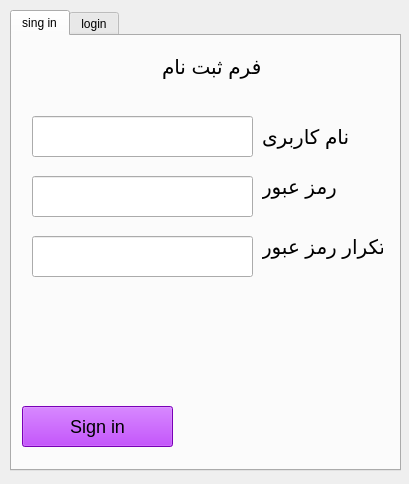
ehsan-esf0/Qt-Game, file Ui/loginpage.ui: the form before one commit.
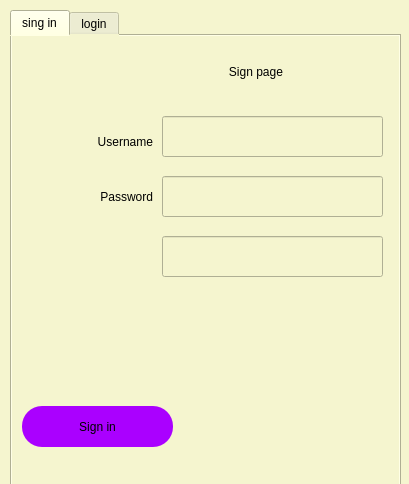
The form after the commit. The open tabs and pages were chosen to show the change. Icons and pictures are not drawn.

Commit message: Taqir login page

```diff
--- a/Ui/loginpage.ui
+++ b/Ui/loginpage.ui
@@ -20,7 +20,7 @@
    <string>Form</string>
   </property>
   <property name="styleSheet">
-   <string notr="true">background:url(:/res/image/Untitled-3.png);
+   <string notr="true">background-color:rgb(245,245,207);
 </string>
   </property>
   <widget class="QTabWidget" name="tabWidget">
@@ -29,7 +29,7 @@
      <x>10</x>
      <y>10</y>
      <width>391</width>
-     <height>461</height>
+     <height>481</height>
     </rect>
    </property>
    <property name="styleSheet">
@@ -45,7 +45,7 @@
     <widget class="QLineEdit" name="username">
      <property name="geometry">
       <rect>
-       <x>20</x>
+       <x>150</x>
        <y>80</y>
        <width>221</width>
        <height>41</height>
@@ -55,7 +55,7 @@
     <widget class="QLineEdit" name="password">
      <property name="geometry">
       <rect>
-       <x>20</x>
+       <x>150</x>
        <y>140</y>
        <width>221</width>
        <height>41</height>
@@ -73,108 +73,26 @@
      </property>
      <property name="styleSheet">
       <string notr="true">background-color : rgb(170, 0, 255);
-font-color : 20px;
-font-size : 18px;
+font: 20pt &quot;Tw Cen MT Condensed Extra Bold&quot;;
+font-color:black;
+border-radius:20%;
+
 </string>
      </property>
      <property name="text">
       <string>Sign in</string>
      </property>
     </widget>
-    <widget class="QLabel" name="labeu">
-     <property name="geometry">
-      <rect>
-       <x>250</x>
-       <y>80</y>
-       <width>121</width>
-       <height>41</height>
-      </rect>
-     </property>
-     <property name="styleSheet">
-      <string notr="true">color : black;
-font-size : 20px;
-</string>
-     </property>
-     <property name="text">
-      <string>نام کاربری</string>
-     </property>
-     <property name="alignment">
-      <set>Qt::AlignmentFlag::AlignRight|Qt::AlignmentFlag::AlignTrailing|Qt::AlignmentFlag::AlignVCenter</set>
-     </property>
-    </widget>
-    <widget class="QLabel" name="label_2">
-     <property name="geometry">
-      <rect>
-       <x>250</x>
-       <y>130</y>
-       <width>121</width>
-       <height>41</height>
-      </rect>
-     </property>
-     <property name="styleSheet">
-      <string notr="true">color : black;
-font-size : 20px;
-</string>
-     </property>
-     <property name="text">
-      <string>رمز عبور</string>
-     </property>
-     <property name="alignment">
-      <set>Qt::AlignmentFlag::AlignRight|Qt::AlignmentFlag::AlignTrailing|Qt::AlignmentFlag::AlignVCenter</set>
-     </property>
-    </widget>
-    <widget class="QLabel" name="label_3">
-     <property name="geometry">
-      <rect>
-       <x>150</x>
-       <y>10</y>
-       <width>121</width>
-       <height>41</height>
-      </rect>
-     </property>
-     <property name="styleSheet">
-      <string notr="true">color : black;
-font-size : 20px;
-</string>
-     </property>
-     <property name="text">
-      <string>فرم ثبت نام</string>
-     </property>
-     <property name="alignment">
-      <set>Qt::AlignmentFlag::AlignRight|Qt::AlignmentFlag::AlignTrailing|Qt::AlignmentFlag::AlignVCenter</set>
-     </property>
-    </widget>
     <widget class="QLineEdit" name="password_3">
      <property name="geometry">
       <rect>
-       <x>20</x>
+       <x>150</x>
        <y>200</y>
        <width>221</width>
        <height>41</height>
       </rect>
      </property>
     </widget>
-    <widget class="QLabel" name="label_4">
-     <property name="geometry">
-      <rect>
-       <x>250</x>
-       <y>190</y>
-       <width>121</width>
-       <height>41</height>
-      </rect>
-     </property>
-     <property name="styleSheet">
-      <string notr="true">color : black;
-font-size : 20px;
-</string>
-     </property>
-     <property name="text">
-      <string>تکرار رمز عبور</string>
-     </property>
-     <property name="alignment">
-      <set>Qt::AlignmentFlag::AlignRight|Qt::AlignmentFlag::AlignTrailing|Qt::AlignmentFlag::AlignVCenter</set>
-     </property>
-    </widget>
     <widget class="QLabel" name="label_5">
      <property name="geometry">
       <rect>
@@ -217,6 +135,70 @@
       <set>Qt::AlignmentFlag::AlignRight|Qt::AlignmentFlag::AlignTrailing|Qt::AlignmentFlag::AlignVCenter</set>
      </property>
     </widget>
+    <widget class="QLabel" name="label_10">
+     <property name="geometry">
+      <rect>
+       <x>10</x>
+       <y>80</y>
+       <width>131</width>
+       <height>51</height>
+      </rect>
+     </property>
+     <property name="styleSheet">
+      <string notr="true">
+font: 20pt &quot;Tw Cen MT Condensed Extra Bold&quot;;
+
+</string>
+     </property>
+     <property name="text">
+      <string>Username</string>
+     </property>
+     <property name="alignment">
+      <set>Qt::AlignmentFlag::AlignRight|Qt::AlignmentFlag::AlignTrailing|Qt::AlignmentFlag::AlignVCenter</set>
+     </property>
+    </widget>
+    <widget class="QLabel" name="label_11">
+     <property name="geometry">
+      <rect>
+       <x>10</x>
+       <y>140</y>
+       <width>131</width>
+       <height>41</height>
+      </rect>
+     </property>
+     <property name="styleSheet">
+      <string notr="true">font: 20pt &quot;Tw Cen MT Condensed Extra Bold&quot;;
+font-color:rgb(170, 0, 255);
+</string>
+     </property>
+     <property name="text">
+      <string>Password</string>
+     </property>
+     <property name="alignment">
+      <set>Qt::AlignmentFlag::AlignRight|Qt::AlignmentFlag::AlignTrailing|Qt::AlignmentFlag::AlignVCenter</set>
+     </property>
+    </widget>
+    <widget class="QLabel" name="label_12">
+     <property name="geometry">
+      <rect>
+       <x>80</x>
+       <y>10</y>
+       <width>191</width>
+       <height>51</height>
+      </rect>
+     </property>
+     <property name="styleSheet">
+      <string notr="true">font: 30pt &quot;Tw Cen MT Condensed Extra Bold&quot;;
+font-color:black;
+</string>
+     </property>
+     <property name="text">
+      <string>Sign page</string>
+     </property>
+     <property name="alignment">
+      <set>Qt::AlignmentFlag::AlignRight|Qt::AlignmentFlag::AlignTrailing|Qt::AlignmentFlag::AlignVCenter</set>
+     </property>
+    </widget>
    </widget>
    <widget class="QWidget" name="Tab2">
     <attribute name="title">
```
Left out of the diff: 71 changed lines with no effect on the pictures. The commit also changes 3 other files.
